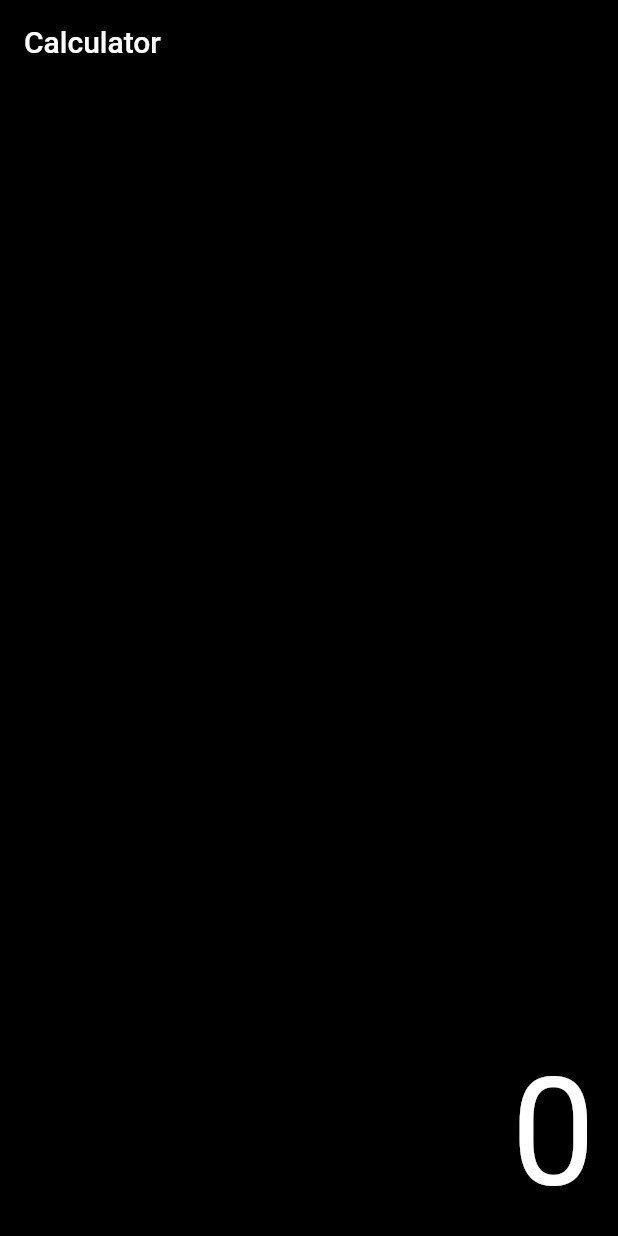
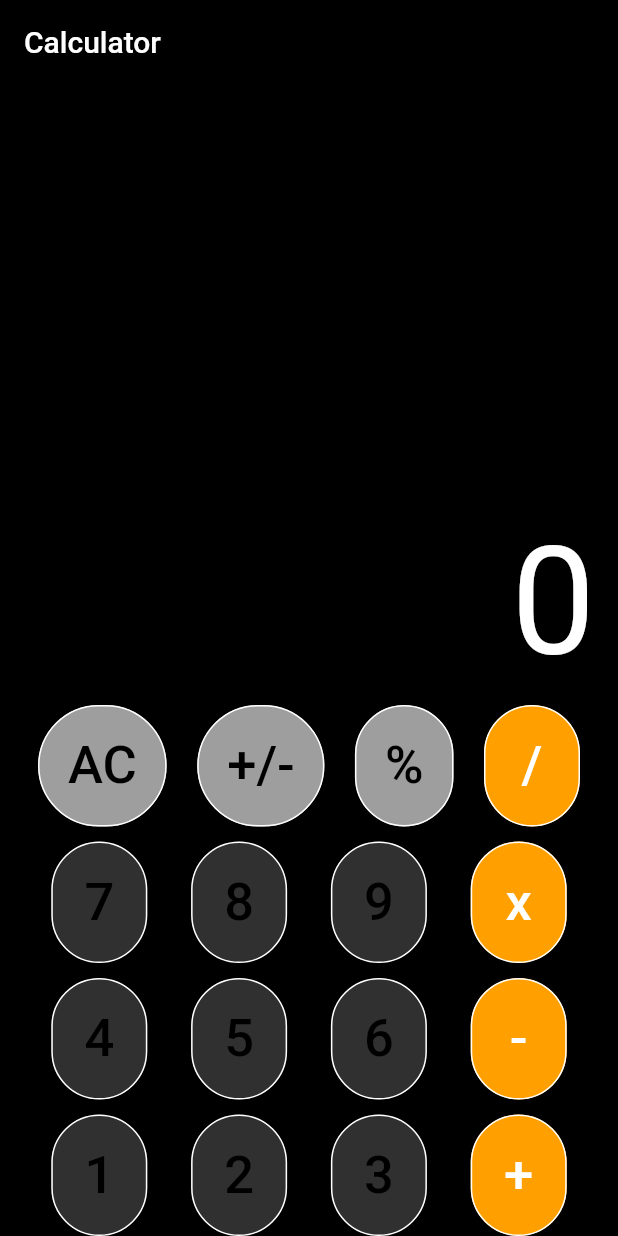
Before and after one commit to hmoustaphaousmane/calculator_app, a Flutter app: the screen it shows after launch, on a phone screen of 412 x 824 dp. Run offline on Flutter 3.47's test engine with Material 2 defaults, Android fonts, the phone set to English and light mode, and no system bars.

```diff
--- a/lib/main.dart
+++ b/lib/main.dart
@@ -9,7 +9,7 @@ class MyApp extends StatelessWidget {
   Widget build(BuildContext context) {
     return const MaterialApp(
       debugShowCheckedModeBanner: false,
-      home: Calculator (),
+      home: Calculator(),
     );
   }
 }
@@ -22,34 +22,101 @@ class Calculator extends StatefulWidget {
 }
 
 class _CalculatorState extends State<Calculator> {
+  Widget calculatorbtn (String btntext, Color btncolor, Color textcolor) {
+    return Container(
+      child: ElevatedButton (
+        onPressed: () {
+          // TODO Add function for button
+        },
+        style: ButtonStyle (
+          shape: MaterialStateProperty.all<RoundedRectangleBorder>(
+            RoundedRectangleBorder(
+              borderRadius: BorderRadius.circular(50),
+              side: const BorderSide(color: Colors.white),
+            ),
+          ),
+          backgroundColor: MaterialStateProperty.all(btncolor),
+          padding: MaterialStateProperty.all(const EdgeInsets.all(20)),
+        ),
+        child: Text (
+          btntext,
+          style: TextStyle(fontSize: 35, color: textcolor,),
+        )
+      )
+
+    );
+  }
+
   @override
   Widget build(BuildContext context) {
     return Scaffold(
       backgroundColor: Colors.black,
       appBar: AppBar(
-        title: const Text ('Calculator'),
+        title: const Text('Calculator'),
         backgroundColor: Colors.black,
       ),
-        body: const Padding (
+      body: Padding(
         padding: EdgeInsets.symmetric(horizontal: 5),
         child: Column(
           mainAxisAlignment: MainAxisAlignment.end,
           children: [
             // Calculator display
-              SingleChildScrollView (
-                scrollDirection: Axis.vertical,
-                child: Row(
+            const Row(
               mainAxisAlignment: MainAxisAlignment.end,
               children: [
                 Padding(
                   padding: EdgeInsets.all(10.0),
-                      child: Text('0', textAlign: TextAlign.left,
+                  child: Text(
+                    '0',
+                    textAlign: TextAlign.left,
                     style: TextStyle(color: Colors.white, fontSize: 100),
                   ),
                 )
               ],
             ),
-              )
+            Row(
+              mainAxisAlignment: MainAxisAlignment.spaceEvenly,
+              children: [
+                // Call buttons function : calculatorbtn
+                calculatorbtn('AC', Colors.grey, Colors.black),
+                calculatorbtn('+/-', Colors.grey, Colors.black),
+                calculatorbtn('%', Colors.grey, Colors.black),
+                calculatorbtn('/', Colors.amber[700]!, Colors.white),
+              ],
+            ),
+            const SizedBox(height: 10,),
+            Row(
+              mainAxisAlignment: MainAxisAlignment.spaceEvenly,
+              children: [
+                // Call buttons function : calculatorbtn
+                calculatorbtn('7', Colors.grey[850]!, Colors.black),
+                calculatorbtn('8', Colors.grey[850]!, Colors.black),
+                calculatorbtn('9', Colors.grey[850]!, Colors.black),
+                calculatorbtn('x', Colors.amber[700]!, Colors.white),
+              ],
+            ),
+            const SizedBox(height: 10,),
+            Row(
+              mainAxisAlignment: MainAxisAlignment.spaceEvenly,
+              children: [
+                // Call buttons function : calculatorbtn
+                calculatorbtn('4', Colors.grey[850]!, Colors.black),
+                calculatorbtn('5', Colors.grey[850]!, Colors.black),
+                calculatorbtn('6', Colors.grey[850]!, Colors.black),
+                calculatorbtn('-', Colors.amber[700]!, Colors.white),
+              ],
+            ),
+            const SizedBox(height: 10,),
+            Row(
+              mainAxisAlignment: MainAxisAlignment.spaceEvenly,
+              children: [
+                // Call buttons function : calculatorbtn
+                calculatorbtn('1', Colors.grey[850]!, Colors.black),
+                calculatorbtn('2', Colors.grey[850]!, Colors.black),
+                calculatorbtn('3', Colors.grey[850]!, Colors.black),
+                calculatorbtn('+', Colors.amber[700]!, Colors.white),
+              ],
+            ),
           ],
         ),
       ),
```
Lines whose indentation alone changed are shown as unchanged.
